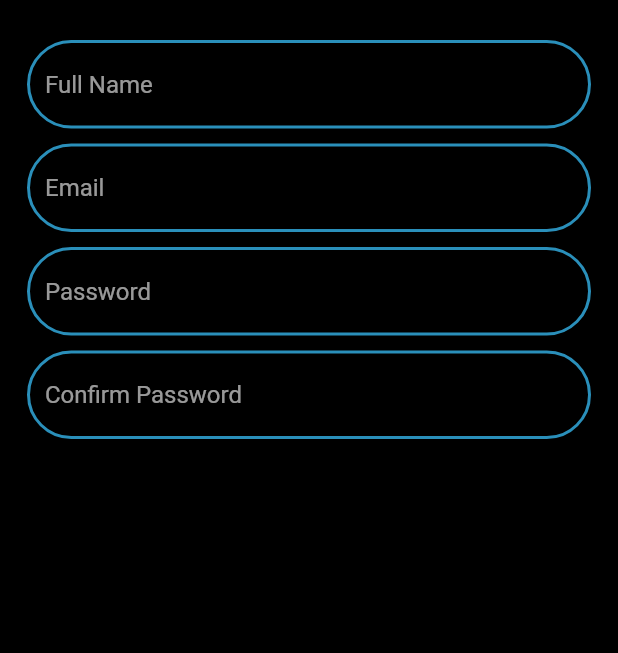
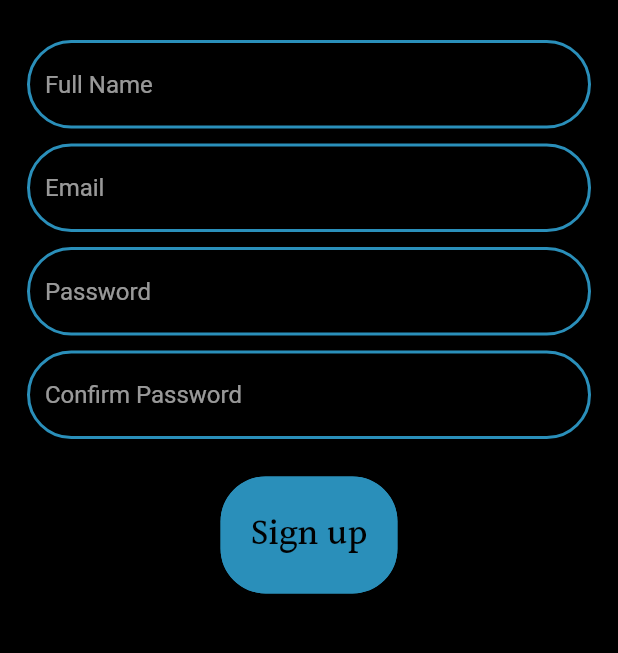
Before and after one commit to AhmedShafique313/AIMate, a Flutter app: the SignupPage screen opened directly, on a phone screen of 412 x 824 dp, the part 116-769 px from its top. Run offline on Flutter 3.47's test engine with Material 2 defaults, Android fonts, the phone set to English and light mode, and no system bars.

Commit message:
pages are almostly completed

```diff
--- a/lib/pages/sign_up.dart
+++ b/lib/pages/sign_up.dart
@@ -158,7 +158,32 @@ class _SignupPageState extends State<SignupPage> {
                     hintText: 'Confirm Password',
                     hintStyle: const TextStyle()),
               ),
-            )
+            ),
+            SizedBox(height: 20),
+            Row(
+              mainAxisAlignment: MainAxisAlignment.center,
+              children: [
+                ElevatedButton(
+                    style: ButtonStyle(
+                        padding:
+                            const MaterialStatePropertyAll(EdgeInsets.all(20)),
+                        shape: MaterialStatePropertyAll(RoundedRectangleBorder(
+                            side: const BorderSide(
+                                width: 3, color: Color(0xff2A8FBA)),
+                            borderRadius: BorderRadius.circular(30))),
+                        backgroundColor:
+                            const MaterialStatePropertyAll(Color(0xff2A8FBA))),
+                    onPressed: () {},
+                    child: const Text(
+                      'Sign up',
+                      style: TextStyle(
+                          fontFamily: 'Halant',
+                          fontSize: 24,
+                          fontWeight: FontWeight.w300,
+                          color: Colors.black),
+                    )),
+              ],
+            ),
           ],
         ),
       ),
```
Also changed, not shown: lib/pages/sign_in.dart (+119 -1 lines).
